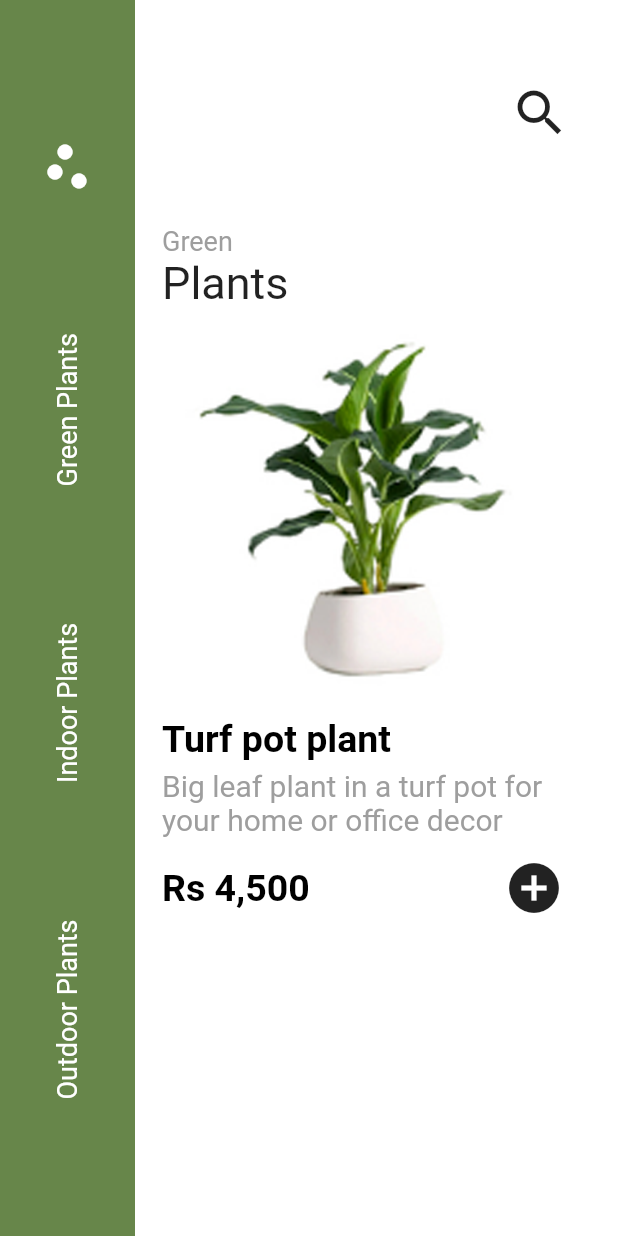
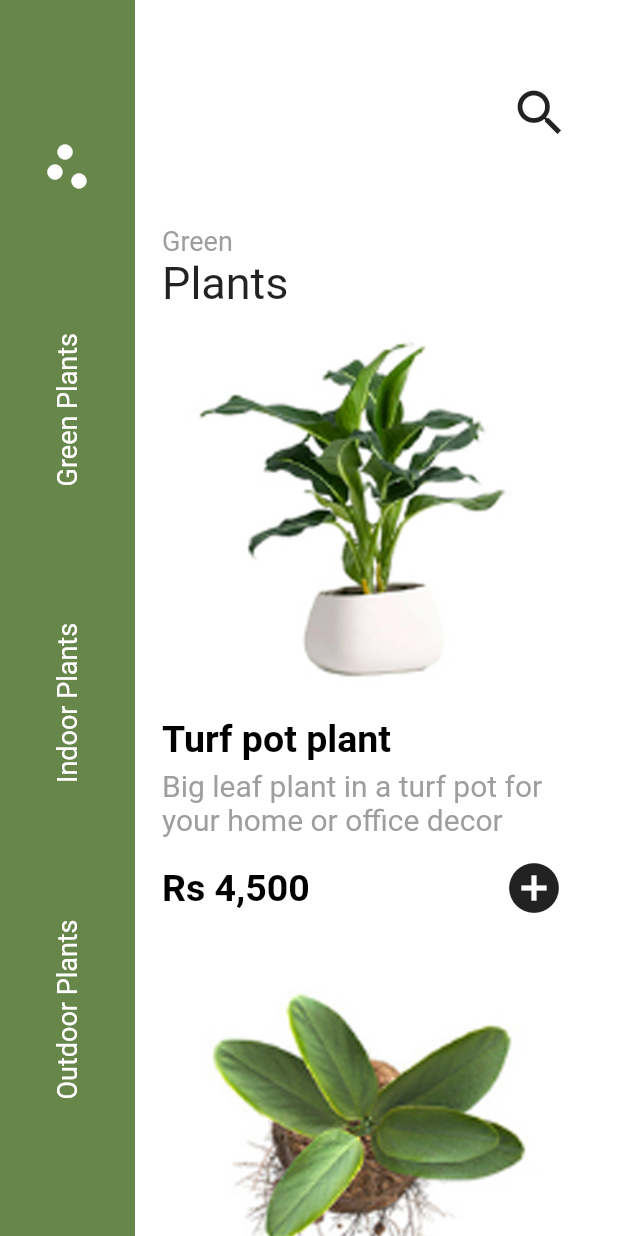
Before and after one commit to AbdullahButt2611/Plant_App, a Flutter app: the screen it shows after launch, on a phone screen of 412 x 824 dp. Run offline on Flutter 3.47's test engine with Material 2 defaults, Android fonts, the phone set to English and light mode, and no system bars.

Commit message:
Completed The Designing of the App

```diff
--- a/plant_app/lib/homescreen.dart
+++ b/plant_app/lib/homescreen.dart
@@ -64,7 +64,9 @@ class _HomeScreenState extends State<HomeScreen> {
 
           ),
 
-          Column(
+          SingleChildScrollView(
+
+            child: Column(
               children: [
 
                 Row(
@@ -114,6 +116,7 @@ class _HomeScreenState extends State<HomeScreen> {
                 ProductList(),
 
               ],
+            )
           ),
 
         ],
--- a/plant_app/lib/productlist.dart
+++ b/plant_app/lib/productlist.dart
@@ -10,13 +10,28 @@ class ProductList extends StatelessWidget {
   final textstyle = TextStyle(fontSize: 25, color: Colors.black, fontWeight: FontWeight.w700);
   final textsubstyle = TextStyle(fontSize: 20, color: Colors.grey);
 
-  List data = [
 
-  ];
 
   @override
   Widget build(BuildContext context) {
+    return
+
+    Column(
+      children: [
+
+        productstyle(context, 'assets/plant1.png'),
+
+        productstyle(context, 'assets/pant2.png'),
+
+      ]
+    );
+  }
+
+
+  productstyle(BuildContext context, image){
+
     return Container(
+
       padding: EdgeInsets.only(left: 10),
       alignment: Alignment.centerLeft,
       width: MediaQuery.of(context).size.width - 130,
@@ -25,7 +40,7 @@ class ProductList extends StatelessWidget {
         crossAxisAlignment: CrossAxisAlignment.start,
         children: [
           Image.asset(
-            "assets/plant1.png",
+            image,
             fit: BoxFit.contain,
           ),
 
```
Lines whose indentation alone changed are shown as unchanged.
